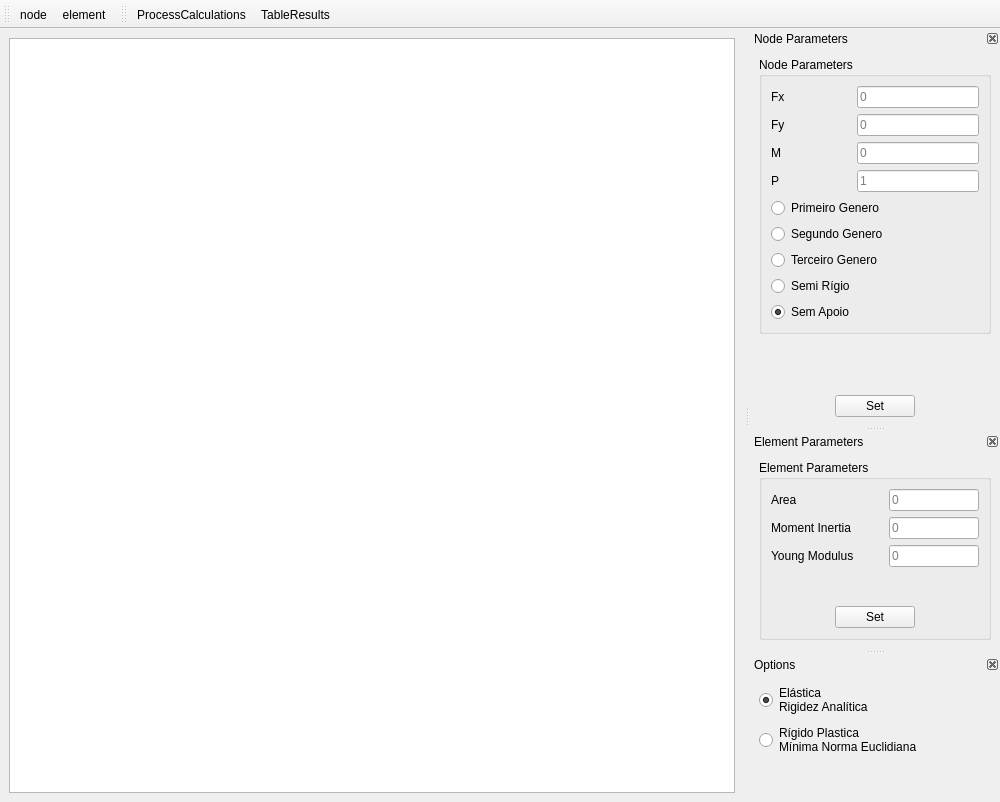
The window that src/ui/FormUVATool.ui (arthurbg951/UVATool) describes before a commit, drawn with Qt 5.
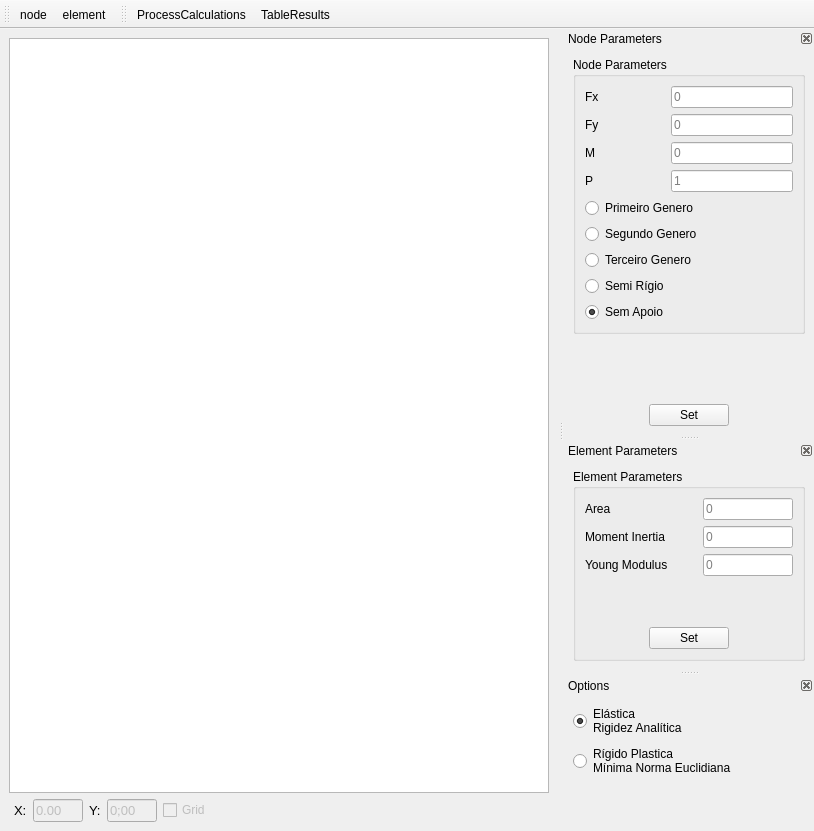
The same window after the commit. Icons and pictures are not drawn.

Commit message: Adicionando visualização de coordenadas

```diff
--- a/src/ui/FormUVATool.ui
+++ b/src/ui/FormUVATool.ui
@@ -6,8 +6,8 @@
    <rect>
     <x>0</x>
     <y>0</y>
-    <width>1000</width>
-    <height>802</height>
+    <width>814</width>
+    <height>831</height>
    </rect>
   </property>
   <property name="windowTitle">
@@ -26,6 +26,120 @@
       </property>
      </widget>
     </item>
+    <item row="1" column="0">
+     <layout class="QHBoxLayout" name="horizontalLayout_10">
+      <item>
+       <spacer name="horizontalSpacer_6">
+        <property name="orientation">
+         <enum>Qt::Horizontal</enum>
+        </property>
+        <property name="sizeType">
+         <enum>QSizePolicy::Fixed</enum>
+        </property>
+        <property name="sizeHint" stdset="0">
+         <size>
+          <width>5</width>
+          <height>20</height>
+         </size>
+        </property>
+       </spacer>
+      </item>
+      <item>
+       <widget class="QLabel" name="label_8">
+        <property name="font">
+         <font>
+          <pointsize>10</pointsize>
+         </font>
+        </property>
+        <property name="text">
+         <string>X:</string>
+        </property>
+       </widget>
+      </item>
+      <item>
+       <widget class="QLineEdit" name="XCoordinate">
+        <property name="enabled">
+         <bool>false</bool>
+        </property>
+        <property name="maximumSize">
+         <size>
+          <width>50</width>
+          <height>16777215</height>
+         </size>
+        </property>
+        <property name="font">
+         <font>
+          <pointsize>10</pointsize>
+         </font>
+        </property>
+        <property name="text">
+         <string>0.00</string>
+        </property>
+       </widget>
+      </item>
+      <item>
+       <widget class="QLabel" name="label_9">
+        <property name="font">
+         <font>
+          <pointsize>10</pointsize>
+         </font>
+        </property>
+        <property name="text">
+         <string>Y:</string>
+        </property>
+       </widget>
+      </item>
+      <item>
+       <widget class="QLineEdit" name="YCoordinate">
+        <property name="enabled">
+         <bool>false</bool>
+        </property>
+        <property name="maximumSize">
+         <size>
+          <width>50</width>
+          <height>16777215</height>
+         </size>
+        </property>
+        <property name="font">
+         <font>
+          <pointsize>10</pointsize>
+         </font>
+        </property>
+        <property name="text">
+         <string>0;00</string>
+        </property>
+       </widget>
+      </item>
+      <item>
+       <widget class="QCheckBox" name="checkBox">
+        <property name="enabled">
+         <bool>false</bool>
+        </property>
+        <property name="font">
+         <font>
+          <pointsize>9</pointsize>
+         </font>
+        </property>
+        <property name="text">
+         <string>Grid</string>
+        </property>
+       </widget>
+      </item>
+      <item>
+       <spacer name="horizontalSpacer_5">
+        <property name="orientation">
+         <enum>Qt::Horizontal</enum>
+        </property>
+        <property name="sizeHint" stdset="0">
+         <size>
+          <width>40</width>
+          <height>20</height>
+         </size>
+        </property>
+       </spacer>
+      </item>
+     </layout>
+    </item>
    </layout>
   </widget>
   <widget class="QToolBar" name="DrawingsToolBar">
```
The commit also changes 2 other files.
